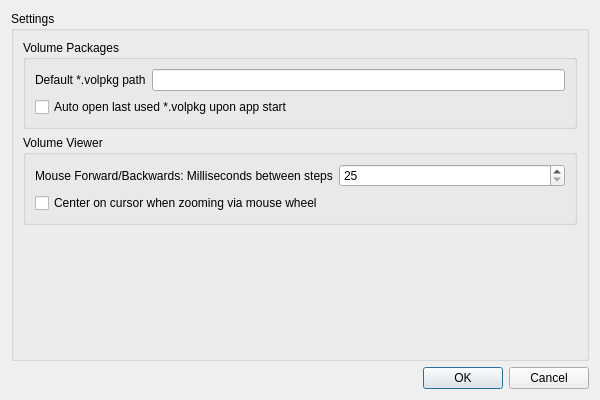
The window that volume-cartographer/apps/VC/VCSettings.ui (SuperOptimizer/villa) describes before a commit, drawn with Qt 5.
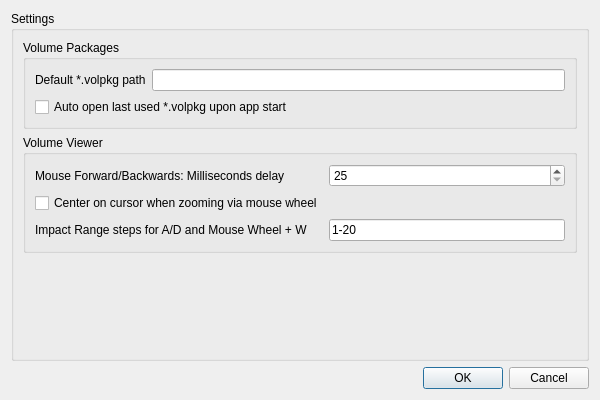
The same window after the commit.

Commit message: - added configurable impact range steps

```diff
--- a/volume-cartographer/apps/VC/VCSettings.ui
+++ b/volume-cartographer/apps/VC/VCSettings.ui
@@ -55,7 +55,7 @@
          <item row="0" column="0">
           <widget class="QLabel" name="label_2">
            <property name="text">
-            <string>Mouse Forward/Backwards: Milliseconds between steps</string>
+            <string>Mouse Forward/Backwards: Milliseconds delay</string>
            </property>
           </widget>
          </item>
@@ -79,6 +79,20 @@
            </property>
           </widget>
          </item>
+         <item row="2" column="0">
+          <widget class="QLabel" name="label_3">
+           <property name="text">
+            <string>Impact Range steps for A/D and Mouse Wheel + W</string>
+           </property>
+          </widget>
+         </item>
+         <item row="2" column="1">
+          <widget class="QLineEdit" name="edtImpactRange">
+           <property name="text">
+            <string>1-20</string>
+           </property>
+          </widget>
+         </item>
         </layout>
        </widget>
       </item>
```
The commit also changes 5 other files.
